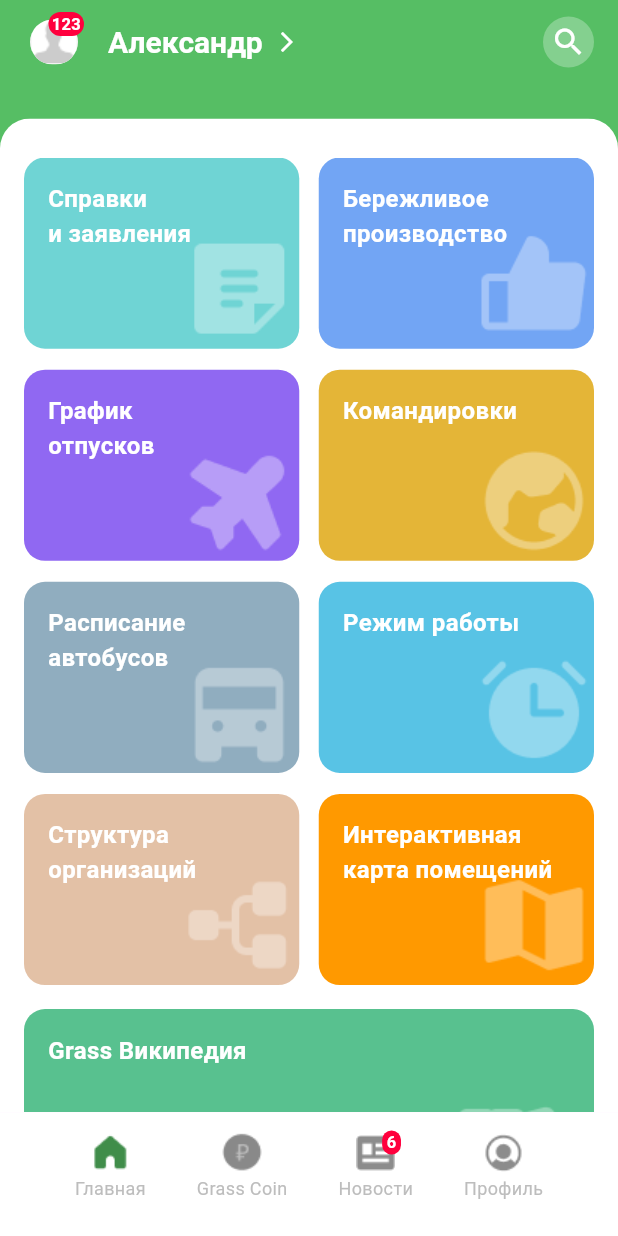
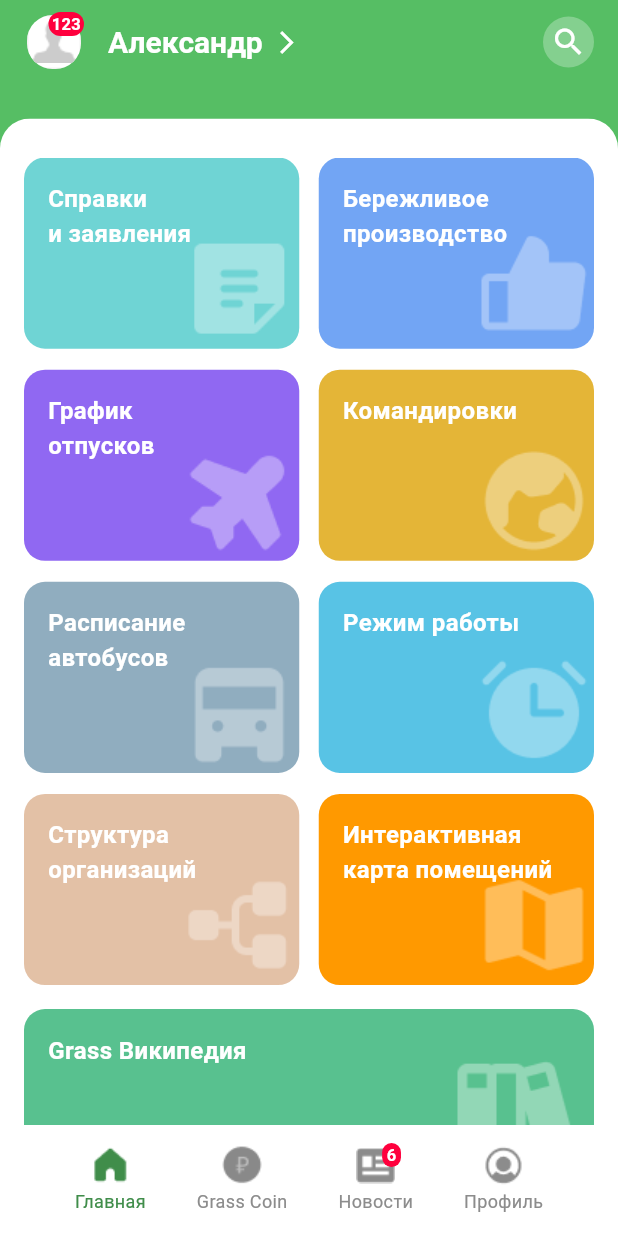
Before and after one commit to GachiB0y/tree_green_screen_flutter, a Flutter app: the screen it shows after launch, after a tap on the "arrow forward ios" icon, on a phone screen of 412 x 824 dp. Run offline on Flutter 3.47's test engine with Material 2 defaults, Android fonts, the phone set to English and light mode, and no system bars.

Commit message:
refactor size Gird Element

```diff
--- a/lib/ui/component/tab_bar_widget.dart
+++ b/lib/ui/component/tab_bar_widget.dart
@@ -16,6 +16,7 @@ class _TabBarWidgetState extends State<TabBarWidget> {
   @override
   Widget build(BuildContext context) {
     return BottomAppBar(
+      height: 74,
       color: Colors.white,
       child: Row(
         mainAxisAlignment: MainAxisAlignment.spaceEvenly,
@@ -92,16 +93,16 @@ class _TabBarWidgetState extends State<TabBarWidget> {
     final isSelected = index == widget.index;
     return GestureDetector(
       onTap: () => widget.onChangeTab(index),
-      child: Column(
-        crossAxisAlignment: CrossAxisAlignment.center,
-        children: [
-          ColorFiltered(
+      child: ColorFiltered(
         colorFilter: ColorFilter.mode(
             isSelected
                 ? ColorsForWidget.colorGreen
                 : ColorsForWidget.colorGrey,
             BlendMode.modulate),
-              child: img),
+        child: Column(
+          crossAxisAlignment: CrossAxisAlignment.center,
+          children: [
+            img,
             Text(
               text,
               style:
@@ -109,6 +110,7 @@ class _TabBarWidgetState extends State<TabBarWidget> {
             ),
           ],
         ),
+      ),
     );
   }
 }
--- a/lib/ui/screen/main_screen.dart
+++ b/lib/ui/screen/main_screen.dart
@@ -73,12 +73,9 @@ class _UserMainScreenState extends State<UserMainScreen> {
         },
       ),
       // pages[selectedPageIndex],
-      bottomNavigationBar: SizedBox(
-        height: MediaQuery.of(context).size.height * 0.1,
-        child: TabBarWidget(
-            index: selectedPageIndex,
-            onChangeTab: (index) => onChangeTab(index)),
-      ),
+      bottomNavigationBar: TabBarWidget(
+          index: selectedPageIndex,
+          onChangeTab: (index) => onChangeTab(index)),
     );
   }
 }
--- a/lib/ui/screen/references_sreeen.dart
+++ b/lib/ui/screen/references_sreeen.dart
@@ -25,13 +25,15 @@ class ReferencesScreen extends StatelessWidget {
             icon: const Icon(
               Icons.arrow_back_ios_new,
               color: Colors.white,
-              size: 16,
+              size: 18,
             ),
             onPressed: () => Navigator.of(context).pop(),
           ),
         ),
       ),
-      body: ClipRRect(
+      body: Padding(
+        padding: const EdgeInsets.only(top: 12.0),
+        child: ClipRRect(
           borderRadius: const BorderRadius.only(
               topLeft: Radius.circular(20), topRight: Radius.circular(20)),
           child: Container(
@@ -71,6 +73,7 @@ class ReferencesScreen extends StatelessWidget {
                   ),
                 ),
               ],
+            ),
           ),
         ),
       ),
--- a/lib/ui/screen/structure_screen.dart
+++ b/lib/ui/screen/structure_screen.dart
@@ -29,7 +29,7 @@ class StructureScreen extends StatelessWidget {
             icon: const Icon(
               Icons.arrow_back_ios_new,
               color: Colors.white,
-              size: 16,
+              size: 18,
             ),
             onPressed: () => Navigator.of(context).pop(),
           ),
@@ -239,6 +239,7 @@ class _DropListElement extends StatelessWidget {
     return Padding(
       padding: const EdgeInsets.only(left: 16.0),
       child: ListView.builder(
+          physics: const NeverScrollableScrollPhysics(),
           shrinkWrap: true,
           itemCount: items.length,
           itemBuilder: (BuildContext context, int index) {
--- a/lib/ui/screen/user_frist_screen.dart
+++ b/lib/ui/screen/user_frist_screen.dart
@@ -5,11 +5,34 @@ import 'package:tree_green_screen_flutter/theme/style_text.dart';
 const style =
     TextStyle(fontSize: 16, fontWeight: FontWeight.w600, color: Colors.white);
 
-class UserFirstScreen extends StatelessWidget {
+class UserFirstScreen extends StatefulWidget {
   const UserFirstScreen({Key? key}) : super(key: key);
 
   @override
+  State<UserFirstScreen> createState() => _UserFirstScreenState();
+}
+
+
+
+class _UserFirstScreenState extends State<UserFirstScreen> {
+  final GlobalKey _childKey = GlobalKey();
+
+  Size? _childSize;
+  @override
+  void initState() {
+    super.initState();
+    WidgetsBinding.instance.addPostFrameCallback(_afterLayout);
+  }
+
+  void _afterLayout(_) {
+    setState(() {
+      _childSize = _childKey.currentContext?.size;
+    });
+  }
+
+  @override
   Widget build(BuildContext context) {
+
     return Scaffold(
       backgroundColor: ColorsForWidget.colorGreen,
       appBar: const _AppBarFirstScreen(),
@@ -24,13 +47,16 @@ class UserFirstScreen extends StatelessWidget {
               margin: const EdgeInsets.only(left: 16.0, right: 16.0, top: 26.0),
               child: CustomScrollView(
                 slivers: <Widget>[
-                  const SliverPadding(
-                    padding: EdgeInsets.only(bottom: 16.0),
-                    sliver: ColorSilverGridWidget(),
+                   SliverPadding(
+                    padding: const EdgeInsets.only(bottom: 16.0),
+                    sliver: ColorSilverGridWidget(keyGridElement: _childKey,),
                   ),
                   SliverToBoxAdapter(
+                    child: Padding(
+                      padding: const EdgeInsets.only(bottom: 26.0),
                       child: Container(
-                      height: MediaQuery.of(context).size.height / 5.23,
+
+                        height: _childSize?.height ?? 0,
                         decoration: BoxDecoration(
                           color: const Color(0xFF58C18F),
                           borderRadius: BorderRadius.circular(14),
@@ -64,6 +90,7 @@ class UserFirstScreen extends StatelessWidget {
                         ),
                       ),
                     ),
+                  ),
                 ],
               ),
             ),
@@ -75,6 +102,9 @@ class UserFirstScreen extends StatelessWidget {
 }
 
 class ColorSilverGridWidget extends StatelessWidget {
+
+  final GlobalKey keyGridElement;
+
   final List<Color> colors = const [
     Color(0xFF6FD4D4),
     Color(0xFF72A5F4),
@@ -108,10 +138,11 @@ class ColorSilverGridWidget extends StatelessWidget {
     'assets/images/map.png',
   ];
 
-  const ColorSilverGridWidget({super.key});
+  const ColorSilverGridWidget({super.key, required this.keyGridElement});
 
   @override
   Widget build(BuildContext context) {
+
     return SliverGrid.builder(
       gridDelegate: const SliverGridDelegateWithFixedCrossAxisCount(
         crossAxisCount: 2,
@@ -122,9 +153,12 @@ class ColorSilverGridWidget extends StatelessWidget {
       itemCount: colors.length,
       itemBuilder: (BuildContext context, int index) {
         // обычный контейнер
+        return LayoutBuilder(
+          key: index == 1 ? keyGridElement : null,
+        builder: (BuildContext context, BoxConstraints constraints) {
             return Container(
-          // height: MediaQuery.of(context).size.height / 5.23,
-          // width: MediaQuery.of(context).size.width / 2.27,
+              // height: 114,//MediaQuery.of(context).size.height / 5.23,
+              // width: 165,//MediaQuery.of(context).size.width / 2.27,
               decoration: BoxDecoration(
                 color: colors[index],
                 borderRadius: BorderRadius.circular(14),
@@ -161,6 +195,8 @@ class ColorSilverGridWidget extends StatelessWidget {
                   ),
                 ],
               ),
+            );
+          }
         );
       },
     );
@@ -202,19 +238,19 @@ class _AppBarFirstScreen extends StatelessWidget
       leading: const Avatar(),
       title: Row(
         children: [
-          Text('Александр', style: StyleTextCustom.textAppBar),
-          SizedBox(width: 4.0),
+          const Text('Александр', style: StyleTextCustom.textAppBar),
+          const SizedBox(width: 4.0),
           Padding(
-            padding: EdgeInsets.only(right: 16.0),
+            padding: const EdgeInsets.only(right: 16.0),
             child: GestureDetector(
               onTap: () {},
-              child: SizedBox(
+              child: const SizedBox(
                 height: 24,
                 width: 24,
                 child: Icon(
                   Icons.arrow_forward_ios,
                   color: Colors.white,
-                  size: 16,
+                  size: 18,
                 ),
               ),
             ),
@@ -251,6 +287,8 @@ class Avatar extends StatelessWidget {
                 child: Image.asset(
                   'assets/images/man.png',
                   color: const Color(0xFFCCCCCC),
+                  height: 34,
+                  width: 34,
                 ),
               ),
             ),
```
Lines whose indentation alone changed are shown as unchanged.
